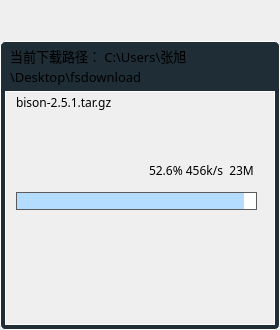
First picture: the form in downloadwidget.ui, repository HuaGouFdog/Fdog-Kit, before the edit.
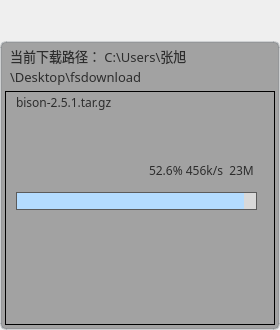
Second picture: the form after the edit. Icons and pictures are not drawn.

Commit message: 添加历史窗口

```diff
--- a/downloadwidget.ui
+++ b/downloadwidget.ui
@@ -26,7 +26,7 @@
    <string>Form</string>
   </property>
   <property name="styleSheet">
-   <string notr="true"/>
+   <string notr="true">color: rgb(45, 45, 45);</string>
   </property>
   <layout class="QVBoxLayout" name="verticalLayout">
    <property name="spacing">
@@ -129,13 +129,10 @@
     <widget class="QWidget" name="widget_body" native="true">
      <property name="styleSheet">
       <string notr="true">#widget_body{
-	border: 1px solid;
-	
-	
-	border-color: rgb(255, 255, 255);
-	
-	background-color: rgb(30, 45, 54);
-	border-radius: 5px;
+background-color: rgb(162, 162, 162);
+/*padding:5px;*/
+border-radius:6px;
+border:2px solid rgb(108, 117, 125, 65); 
 }</string>
      </property>
      <layout class="QVBoxLayout" name="verticalLayout_2">
@@ -296,10 +293,8 @@
        <widget class="QScrollArea" name="scrollArea">
         <property name="styleSheet">
          <string notr="true">#scrollArea{
-background-color: rgba(255, 255, 255, 0);
 	border: 1px solid;
-	
-	border-color: rgb(255, 255, 255);
+	background-color: rgb(29, 29, 29);
 }
 </string>
         </property>
@@ -315,6 +310,9 @@
            <height>238</height>
           </rect>
          </property>
+         <property name="styleSheet">
+          <string notr="true">background-color: rgba(255, 255, 255, 150);</string>
+         </property>
          <widget class="QWidget" name="widget" native="true">
           <property name="geometry">
            <rect>
@@ -325,7 +323,7 @@
            </rect>
           </property>
           <property name="styleSheet">
-           <string notr="true"/>
+           <string notr="true">background-color: rgba(255, 255, 255, 0);</string>
           </property>
           <layout class="QVBoxLayout" name="verticalLayout_3">
            <property name="spacing">
@@ -365,7 +363,7 @@
               </font>
              </property>
              <property name="styleSheet">
-              <string notr="true"/>
+              <string notr="true">color: rgb(45, 45, 45);</string>
              </property>
              <property name="text">
               <string>bison-2.5.1.tar.gz</string>
@@ -386,6 +384,9 @@
                <height>20</height>
               </size>
              </property>
+             <property name="styleSheet">
+              <string notr="true">background-color: rgba(255, 255, 255, 0);</string>
+             </property>
             </widget>
            </item>
           </layout>
@@ -533,7 +534,7 @@
               </font>
              </property>
              <property name="styleSheet">
-              <string notr="true"/>
+              <string notr="true">color: rgb(45, 45, 45);</string>
              </property>
              <property name="text">
               <string>52.6% 456k/s  23M</string>
```
The commit also changes 7 other files.
